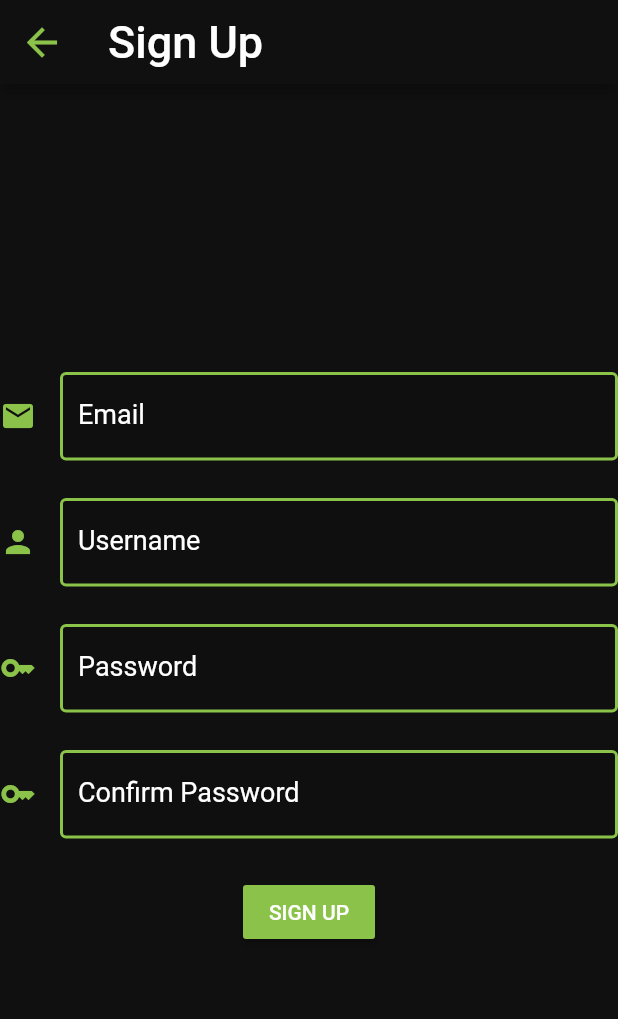
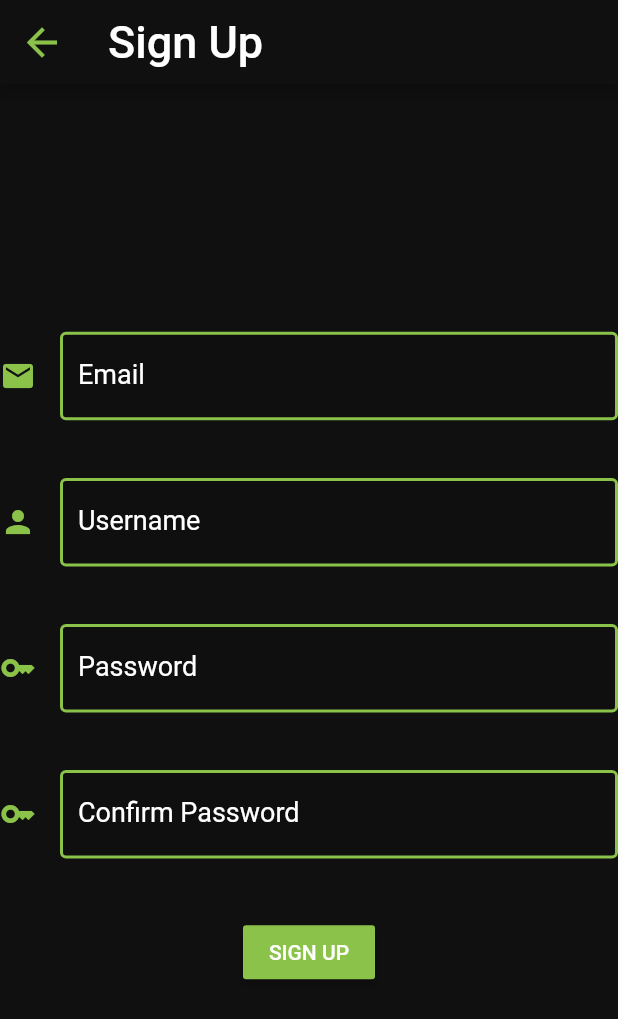
Before and after one commit to FrancescaForbicini/Design-and-Implementation-of-Mobile-Application, a Flutter app: the screen it shows after launch, after a tap on "Sign up", on a phone screen of 412 x 824 dp. Shown: the top 1019 px of the screen. Run offline on Flutter 3.47's test engine with Material 2 defaults, Android fonts, the phone set to English and light mode, and no system bars; drawn by our look-alikes of auto_size_text; our stand-ins replace cloud_firestore, firebase_auth, firebase_core, google_sign_in, just_audio, webview_flutter; missing offline and left inert: quiz_view, spotify; accounts and stored records are empty; Roboto replaces fonts that are missing (Calibri).

Commit message:
Adapting screens to actual size

```diff
--- a/lib/screens/authentication/authentication.dart
+++ b/lib/screens/authentication/authentication.dart
@@ -1,3 +1,4 @@
+import 'package:auto_size_text/auto_size_text.dart';
 import 'package:dima_project/screens/authentication/sign_in/signin.dart';
 import 'package:dima_project/screens/authentication/sign_up/signup.dart';
 import 'package:dima_project/screens/spotifyAuth_screen.dart';
@@ -12,16 +13,29 @@ class AuthenticationScreen extends StatelessWidget{
 
   @override
   Widget build(BuildContext context) {
+    final _screenHeight = MediaQuery.of(context).size.height;
+    final _screenWidth = MediaQuery.of(context).size.width;
+    final _statusBarHeight = MediaQuery.of(context).padding.top;
+    final _height = _screenHeight - _statusBarHeight;
+
     return Scaffold(
       backgroundColor: Color (0xFF101010),
-      body: Flex(
-        direction: Axis.vertical,
-        children: <Widget>[
-            Image.asset('images/logo.png',width: 400,height: 350, alignment: Alignment.bottomCenter),
+      body: Container(
+        width: _screenWidth,
+        height: _height,
+        child: Column(
+          children: <Widget>[
+            Image.asset(
+                'images/logo.png',
+                width: _screenWidth,
+                height: _height * 0.5,
+                alignment: Alignment.bottomCenter
+            ),
             Container(
-              margin: EdgeInsets.all(30),
+              width: _screenWidth,
+              height: _height * 0.16,
               child: TextButton(
-                child: Text(
+                child: AutoSizeText(
                   'Sign in',
                   style: TextStyle(fontSize: 20.0,fontFamily: 'Hind', color: Colors.lightGreen),
                 ),
@@ -34,9 +48,10 @@ class AuthenticationScreen extends StatelessWidget{
               ),
             ),
             Container(
-              margin: EdgeInsets.all(30),
+              width: _screenWidth,
+              height: _height * 0.16,
               child: TextButton(
-                child: Text(
+                child: AutoSizeText(
                   'Sign up',
                   style: TextStyle(fontSize: 20.0,fontFamily: 'Hind', color: Colors.lightGreen),
                 ),
@@ -49,9 +64,10 @@ class AuthenticationScreen extends StatelessWidget{
               ),
             ),
             Container(
-              margin: EdgeInsets.all(30),
+              width: _screenWidth,
+              height: _height * 0.16,
               child: TextButton(
-                child: Text(
+                child: AutoSizeText(
                   'Sign in with Google',
                   style: TextStyle(fontSize: 20.0,fontFamily: 'Hind', color: Colors.lightGreen),
                 ),
@@ -61,7 +77,8 @@ class AuthenticationScreen extends StatelessWidget{
                 },
               ),
             ),
-        ],
+          ],
+        ),
       ),
     );
   }
--- a/lib/screens/authentication/sign_up/signup.dart
+++ b/lib/screens/authentication/sign_up/signup.dart
@@ -1,3 +1,4 @@
+import 'package:auto_size_text/auto_size_text.dart';
 import 'package:flutter/material.dart';
 
 import '../../../services/authentication_service.dart';
@@ -41,8 +42,7 @@ class SignUpScreen extends StatelessWidget {
 
   @override
   Widget build(BuildContext context) {
-    return Scaffold(
-        appBar: AppBar(
+    final _appBar = AppBar(
       backgroundColor: Color (0xFF101010),
       leading: IconButton(
         icon: Icon(Icons.arrow_back, color: Colors.lightGreen,size: 30),
@@ -50,34 +50,48 @@ class SignUpScreen extends StatelessWidget {
           Navigator.pop(context),
         },
       ),
-          title: Text('Sign Up', textAlign: TextAlign.center,style: new TextStyle(fontSize: 30),),
+      title: const AutoSizeText(
+        'Sign Up',
+        textAlign: TextAlign.center,
+        style: TextStyle(fontSize: 30),
       ),
+    );
+    final _screenHeight = MediaQuery.of(context).size.height;
+    final _screenWidth = MediaQuery.of(context).size.width;
+    final _appBarHeight = _appBar.preferredSize.height;
+    final _statusBarHeight = MediaQuery.of(context).padding.top;
+    final _height = _screenHeight - _appBarHeight - _statusBarHeight;
+
+    return Scaffold(
+        appBar: _appBar,
         backgroundColor: Color (0xFF101010),
-      body: Form(
+        body: Container(
+          height: _height,
+          width: _screenWidth,
+          child: Form(
             key: formGlobalKey,
-        child: Flex(
-          direction: Axis.vertical,
+            child: Column(
               mainAxisAlignment: MainAxisAlignment.center,
               children: <Widget>[
                 _buildEmailTextfield(),
                 SizedBox(
-              height: 25.0,
+                  height: _height * 0.05,
                 ),
                 _buildUsernameTextField(),
                 SizedBox(
-              height: 25.0,
+                  height: _height * 0.05,
                 ),
-
                 _buildPasswordTextfield(),
                 SizedBox(
-              height: 25.0,
+                  height: _height * 0.05,
                 ),
                 _buildPasswordConfirmTextField(),
                 SizedBox(
-              height: 25.0,
+                  height: _height * 0.05,
                 ),
                 _buildButton(context),
               ],
+            ),
           ),
         )
     );
@@ -88,17 +102,24 @@ class SignUpScreen extends StatelessWidget {
     return TextFormField(
         controller: _emailController,
         validator: (value)=> EmailFieldValidator.validate(value!),
-        style: TextStyle(color: Colors.lightGreen),
+        style: const TextStyle(color: Colors.lightGreen),
         keyboardType: TextInputType.emailAddress,
-        decoration: InputDecoration(labelText: 'Email', filled: true,
+        decoration: const InputDecoration(
+            labelText: 'Email',
+            filled: true,
             icon: Icon(Icons.email, color: Colors.lightGreen,),
-            enabledBorder: const OutlineInputBorder(
-              borderSide: const BorderSide(
+            enabledBorder: OutlineInputBorder(
+              borderSide: BorderSide(
                   color: Colors.lightGreen,
                   width: 2.0
               )
           ),
-          labelStyle: new TextStyle(color: Colors.white, fontSize: 18.0,fontWeight: FontWeight.w400 , fontFamily: 'Calibri'))
+          labelStyle: TextStyle(
+              color: Colors.white,
+              fontSize: 18.0,
+              fontWeight: FontWeight.w400 ,
+              fontFamily: 'Calibri')
+        )
     );
   }
 
@@ -106,16 +127,22 @@ class SignUpScreen extends StatelessWidget {
     return TextFormField(
       controller: _passwordController,
       validator: (value)=> PasswordFieldValidator.validate(value!),
-      style: TextStyle(color: Colors.lightGreen),
-      decoration: InputDecoration(labelText: 'Password', filled: true,
+      style: const TextStyle(color: Colors.lightGreen),
+      decoration: const InputDecoration(
+          labelText: 'Password',
+          filled: true,
           icon: Icon(Icons.key, color: Colors.lightGreen),
-          enabledBorder: const OutlineInputBorder(
-            borderSide: const BorderSide(
+          enabledBorder: OutlineInputBorder(
+            borderSide: BorderSide(
                   color: Colors.lightGreen,
                   width: 2.0
             )
           ),
-          labelStyle: new TextStyle(color: Colors.white, fontSize: 18.0,fontWeight: FontWeight.w400 , fontFamily: 'Calibri')
+          labelStyle: TextStyle(
+              color: Colors.white,
+              fontSize: 18.0,
+              fontWeight: FontWeight.w400 ,
+              fontFamily: 'Calibri')
       ),
       obscureText: true,
     );
@@ -125,16 +152,22 @@ class SignUpScreen extends StatelessWidget {
     return TextFormField(
       controller: _passConfirmController,
       validator: (value)=> PassConfirmFieldValidator.validate(value!, _passwordController),
-      style: TextStyle(color: Colors.lightGreen),
-      decoration: InputDecoration(labelText: 'Confirm Password', filled: true,
+      style: const TextStyle(color: Colors.lightGreen),
+      decoration: const InputDecoration(
+          labelText: 'Confirm Password',
+          filled: true,
           icon: Icon(Icons.key, color: Colors.lightGreen,),
-          enabledBorder: const OutlineInputBorder(
-              borderSide: const BorderSide(
+          enabledBorder: OutlineInputBorder(
+              borderSide: BorderSide(
                   color: Colors.lightGreen,
                   width: 2.0
               )
           ),
-          labelStyle: new TextStyle(color: Colors.white, fontSize: 18.0,fontWeight: FontWeight.w400 , fontFamily: 'Calibri')
+          labelStyle: TextStyle(
+              color: Colors.white,
+              fontSize: 18.0,
+              fontWeight: FontWeight.w400 ,
+              fontFamily: 'Calibri')
       ),
       obscureText: true,
     );
@@ -144,17 +177,23 @@ class SignUpScreen extends StatelessWidget {
     return TextFormField(
       controller: _usernameController,
       validator: (value)=> UsernameFieldValidator.validate(value!),
-      style: TextStyle(color: Colors.lightGreen),
+      style: const TextStyle(color: Colors.lightGreen),
       keyboardType: TextInputType.name,
-      decoration: InputDecoration(labelText: 'Username', filled: true,
+      decoration: const InputDecoration(
+          labelText: 'Username',
+          filled: true,
           icon: Icon(Icons.person, color: Colors.lightGreen),
-          enabledBorder: const OutlineInputBorder(
-              borderSide: const BorderSide(
+          enabledBorder: OutlineInputBorder(
+              borderSide: BorderSide(
                   color: Colors.lightGreen,
                   width: 2.0
               )
           ),
-          labelStyle: new TextStyle(color: Colors.white, fontSize: 18.0,fontWeight: FontWeight.w400 , fontFamily: 'Calibri')
+          labelStyle: TextStyle(
+              color: Colors.white,
+              fontSize: 18.0,
+              fontWeight: FontWeight.w400 ,
+              fontFamily: 'Calibri')
       ),
     );
   }
@@ -164,7 +203,7 @@ class SignUpScreen extends StatelessWidget {
     return MaterialButton(
         color: Colors.lightGreen,
         textColor: Colors.white,
-        child: Text('SIGN UP'),
+        child: AutoSizeText('SIGN UP'),
         onPressed: () => {
           if(formGlobalKey.currentState!.validate()){
             _authService.signUp(_emailController.text, _passwordController.text, _usernameController.text, context)
```
Also changed, not shown: lib/screens/authentication/sign_in/signin.dart (+30 -13 lines), lib/screens/home/home_screen.dart (+38 -28 lines), lib/screens/profile/userprofile_screen.dart (+22 -18 lines), lib/screens/quiz/quiz_generator.dart (+60 -40 lines), lib/screens/quiz/quiz_screen.dart (+18 -8 lines), lib/screens/quiz/result_page.dart (+13 -7 lines), lib/screens/spotifyAuth_screen.dart (+26 -15 lines). Lines whose indentation alone changed are shown as unchanged.
